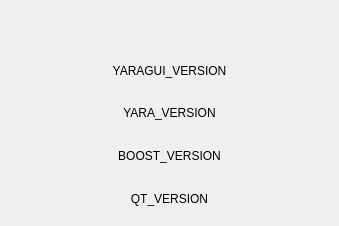
Old version of the form src/ui/about_window.ui in the repository vaginessa/yaragui.
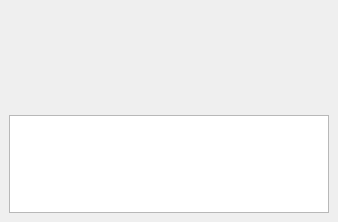
New version of the form.

Commit message: Add gfx to about window.

```diff
--- a/src/ui/about_window.ui
+++ b/src/ui/about_window.ui
@@ -6,8 +6,8 @@
    <rect>
     <x>0</x>
     <y>0</y>
-    <width>339</width>
-    <height>226</height>
+    <width>338</width>
+    <height>222</height>
    </rect>
   </property>
   <property name="windowTitle">
@@ -17,6 +17,12 @@
    <layout class="QVBoxLayout" name="verticalLayout">
     <item>
      <widget class="QLabel" name="gfx">
+      <property name="minimumSize">
+       <size>
+        <width>320</width>
+        <height>100</height>
+       </size>
+      </property>
       <property name="text">
        <string/>
       </property>
@@ -26,42 +32,9 @@
      </widget>
     </item>
     <item>
-     <widget class="QLabel" name="ver">
-      <property name="text">
-       <string>YARAGUI_VERSION</string>
-      </property>
-      <property name="alignment">
-       <set>Qt::AlignCenter</set>
-      </property>
-     </widget>
-    </item>
-    <item>
-     <widget class="QLabel" name="yaraver">
-      <property name="text">
-       <string>YARA_VERSION</string>
-      </property>
-      <property name="alignment">
-       <set>Qt::AlignCenter</set>
-      </property>
-     </widget>
-    </item>
-    <item>
-     <widget class="QLabel" name="boostver">
-      <property name="text">
-       <string>BOOST_VERSION</string>
-      </property>
-      <property name="alignment">
-       <set>Qt::AlignCenter</set>
-      </property>
-     </widget>
-    </item>
-    <item>
-     <widget class="QLabel" name="qtver">
-      <property name="text">
-       <string>QT_VERSION</string>
-      </property>
-      <property name="alignment">
-       <set>Qt::AlignCenter</set>
+     <widget class="QTextBrowser" name="info">
+      <property name="openExternalLinks">
+       <bool>true</bool>
       </property>
      </widget>
     </item>
```
The commit also changes 5 other files.
